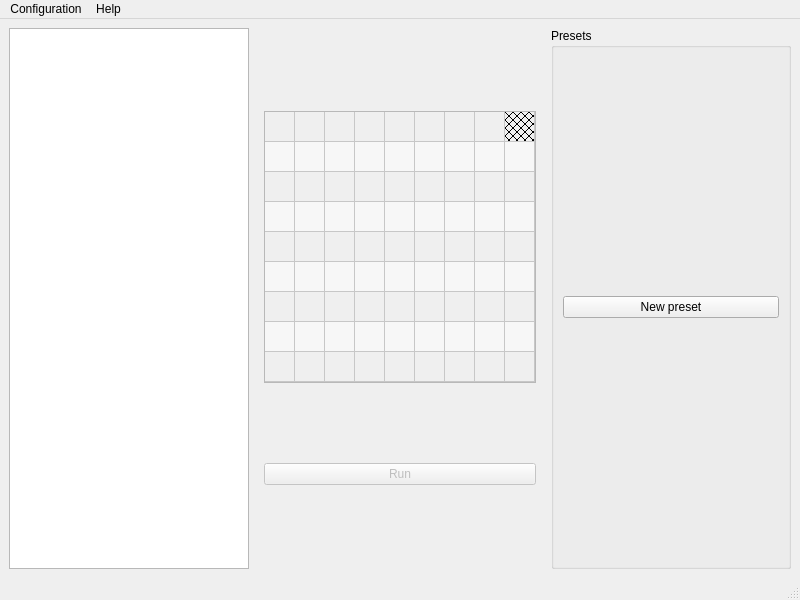
The window that launkey/src/launkey/mainwindow.ui (Ja-Tar/Launkey) describes before a commit, drawn with Qt 5.
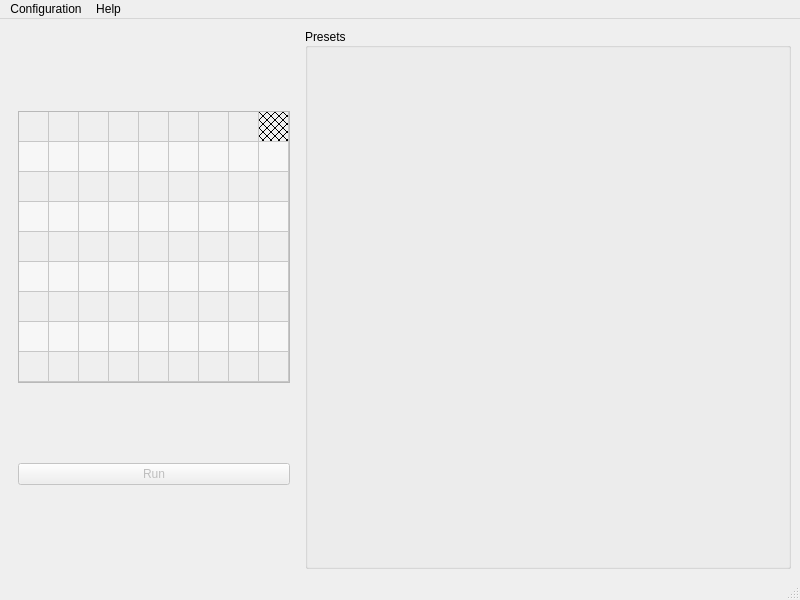
The same window after the commit.

Commit message: Ready for flow

```diff
--- a/launkey/src/launkey/mainwindow.ui
+++ b/launkey/src/launkey/mainwindow.ui
@@ -27,16 +27,6 @@
     </sizepolicy>
    </property>
    <layout class="QHBoxLayout" name="horizontalLayout">
-    <item>
-     <widget class="QListView" name="listOptions">
-      <property name="sizePolicy">
-       <sizepolicy hsizetype="Expanding" vsizetype="Expanding">
-        <horstretch>2</horstretch>
-        <verstretch>0</verstretch>
-       </sizepolicy>
-      </property>
-     </widget>
-    </item>
     <item>
      <widget class="QFrame" name="verticalFrame">
       <property name="sizePolicy">
@@ -242,7 +232,7 @@
     <item>
      <widget class="QGroupBox" name="groupPresets">
       <property name="sizePolicy">
-       <sizepolicy hsizetype="Expanding" vsizetype="Expanding">
+       <sizepolicy hsizetype="Ignored" vsizetype="Ignored">
         <horstretch>2</horstretch>
         <verstretch>0</verstretch>
        </sizepolicy>
@@ -250,24 +240,9 @@
       <property name="title">
        <string>Presets</string>
       </property>
-      <layout class="QGridLayout" name="gridLayout">
-       <item row="0" column="0">
-        <widget class="QPushButton" name="buttonNew">
-         <property name="sizePolicy">
-          <sizepolicy hsizetype="Minimum" vsizetype="Fixed">
-           <horstretch>0</horstretch>
-           <verstretch>0</verstretch>
-          </sizepolicy>
-         </property>
-         <property name="cursor">
-          <cursorShape>PointingHandCursor</cursorShape>
-         </property>
-         <property name="text">
-          <string>New preset</string>
-         </property>
-        </widget>
-       </item>
-      </layout>
+      <property name="alignment">
+       <set>Qt::AlignmentFlag::AlignLeading|Qt::AlignmentFlag::AlignLeft|Qt::AlignmentFlag::AlignVCenter</set>
+      </property>
      </widget>
     </item>
    </layout>
```
Left out of the diff: 2 changed lines with no effect on the pictures. The commit also changes 1 other file.
